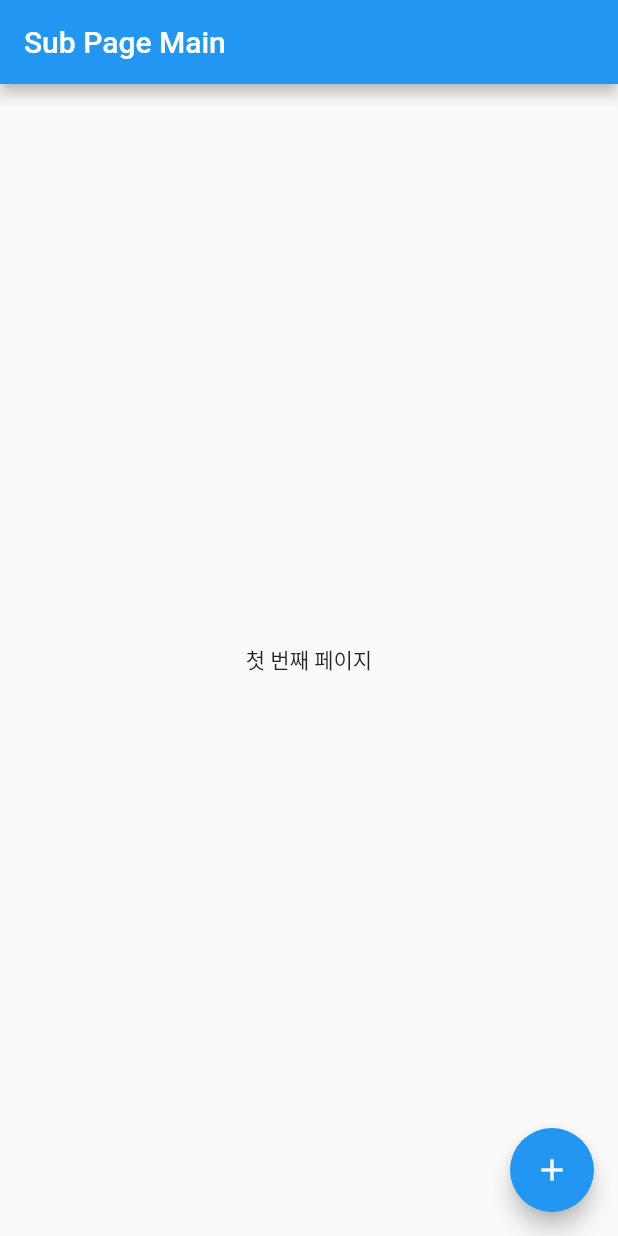
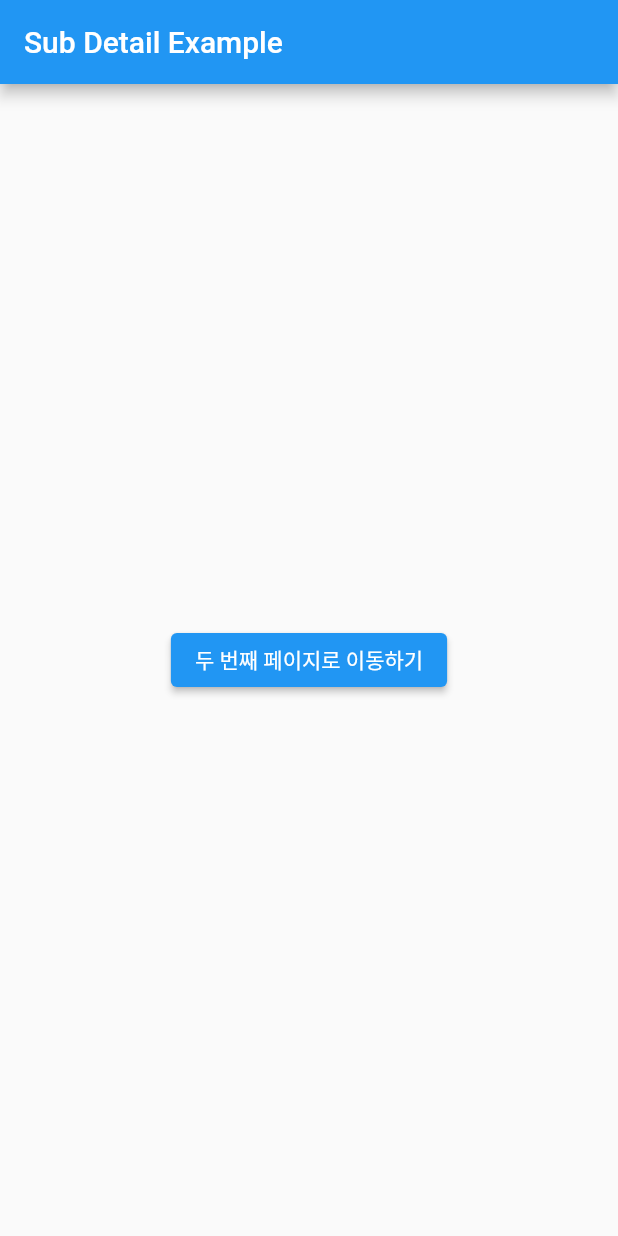
Before and after one commit to Lee-Min-Jung/flutter-study, a Flutter app: the screen it shows after launch, on a phone screen of 412 x 824 dp. Run offline on Flutter 3.47's test engine with Material 2 defaults, Android fonts, the phone set to English and light mode, and no system bars.

Commit message:
내비게이션 페이지 이동 심화

```diff
--- a/lib/main.dart
+++ b/lib/main.dart
@@ -1,89 +1,26 @@
 import 'package:flutter/material.dart';
+import 'subDetail.dart';
+import 'secondDetail.dart';
+import 'thirdPage.dart';
 
 void main() {
-  runApp(const MyApp());
+  runApp(MyApp());
 }
 
 class MyApp extends StatelessWidget {
-  const MyApp({super.key});
+  static const String _title = 'Widget Example';
 
-  // This widget is the root of your application.
   @override
   Widget build(BuildContext context) {
     return MaterialApp(
-      title: 'SubPage Example',
-      theme: ThemeData(
-        // This is the theme of your application.
-        //
-        // Try running your application with "flutter run". You'll see the
-        // application has a blue toolbar. Then, without quitting the app, try
-        // changing the primarySwatch below to Colors.green and then invoke
-        // "hot reload" (press "r" in the console where you ran "flutter run",
-        // or simply save your changes to "hot reload" in a Flutter IDE).
-        // Notice that the counter didn't reset back to zero; the application
-        // is not restarted.
-        primarySwatch: Colors.blue,
-      ),
-      initialRoute: '/', //처음 앱을 시작했을 때 보여 줄 경로
-      routes: {'/': (context) => FirstPage(), //String : Widget 형태로 경로를 선언한다
-                '/second': (context) => SecondPage()},
+      title: _title,
+      initialRoute: '/',
+      routes: {
+        '/': (context) => SubDetail(),
+        '/second': (context) => SecondDetail(),
+        '/third':(context) => ThirdDetail()
+      }
 
     );
   }
 }
-
-class FirstPage extends StatefulWidget {
-  @override
-  State<StatefulWidget> createState() => _FirstPage();
-}
-
-class _FirstPage extends State<FirstPage> {
-  @override
-  Widget build(BuildContext context) {
-    return Scaffold(
-        appBar: AppBar(
-          title: Text('Sub Page Main'),
-        ),
-        body: Container(
-          child: Center(
-            child: Text('첫 번째 페이지'),
-
-          ),
-
-        ),
-        floatingActionButton: FloatingActionButton(
-          onPressed: () {
-            Navigator.of(context)
-                .pushNamed('/second');//pushNamed 함수는 페이지를 이동할 때 routes에 선언한 경로를 이용한다
-            //navigator는 스택을 이용해 페이지를 관리할 때 사용하는 클래스.
-            //navigator클래스의 of(context)함수는 현재 페이지를 나타내고
-            //push함수는 스택에 페이지를 쌓는 역할을 함
-            //따라서 위 코드는 현재 페이지 위에 SecondPage를 쌓는 것이라고 볼 수 있음
-          },
-          child: Icon(Icons.add),
-        )
-    );
-  }
-}
-
-class SecondPage extends StatelessWidget {
-  @override
-  Widget build(BuildContext context) {
-    return Scaffold(
-        appBar: AppBar(
-          title: Text('Second Page'),
-        ),
-        body: Container(
-            child: Center(
-                child: ElevatedButton(
-                  onPressed: (){
-                    Navigator.of(context).pop(); //지금 페이지를 종료
-                    //Navigator의 pop은 스택에서 제일 위에 있는 페이지를 제거
-                  },
-                  child: Text('돌아가기'),
-                )
-            )
-        )
-    );
-  }
-}
--- /dev/null
+++ b/lib/subDetail.dart
@@ -0,0 +1,27 @@
+import 'package:flutter/material.dart';
+
+class SubDetail extends StatefulWidget {
+  @override
+  State<StatefulWidget> createState() => _SubDetail();
+}
+
+class _SubDetail extends State<SubDetail> {
+  @override
+  Widget build(BuildContext context) {
+    return Scaffold(
+      appBar: AppBar(
+        title: Text('Sub Detail Example'),
+      ),
+      body: Container(
+        child: Center(
+          child: ElevatedButton(
+            onPressed: (){
+              Navigator.of(context).pushNamed('/second'); //pushReplacementName는 스택에 있는 자료를 교체한다
+            },
+            child: Text('두 번째 페이지로 이동하기'),
+          )
+        )
+      )
+    );
+  }
+}
```
Also changed, not shown: lib/secondDetail.dart (added, +23 -0 lines), lib/thirdPage.dart (added, +22 -0 lines).
